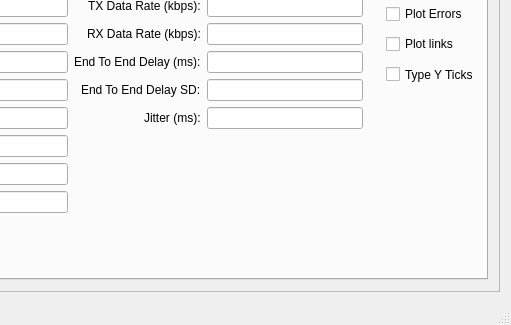
Qt form src/gui/mainwindow.ui (dcentelles/comms_log_parser) before a commit; both pictures show x 389 to 900 and y 460 to 785 of the 900 by 785 pixel window.
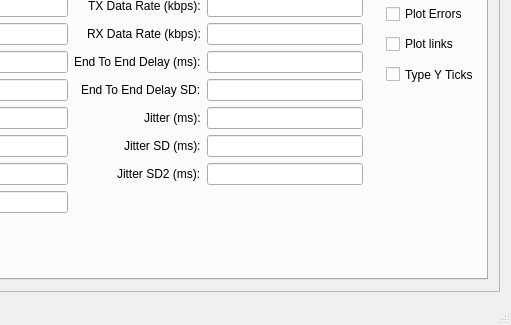
The same form after that commit.

Commit message: add jitter SD

What changed in the file:
```diff
--- a/src/gui/mainwindow.ui
+++ b/src/gui/mainwindow.ui
@@ -41,7 +41,7 @@
          <x>0</x>
          <y>0</y>
          <width>880</width>
-         <height>677</height>
+         <height>673</height>
         </rect>
        </property>
        <property name="minimumSize">
@@ -1117,6 +1117,40 @@
                  </property>
                 </widget>
                </item>
+               <item row="5" column="0">
+                <widget class="QLabel" name="label_37">
+                 <property name="text">
+                  <string>Jitter SD (ms):</string>
+                 </property>
+                </widget>
+               </item>
+               <item row="5" column="1">
+                <widget class="QLineEdit" name="dl_jitter_sd">
+                 <property name="minimumSize">
+                  <size>
+                   <width>70</width>
+                   <height>0</height>
+                  </size>
+                 </property>
+                </widget>
+               </item>
+               <item row="6" column="0">
+                <widget class="QLabel" name="label_38">
+                 <property name="text">
+                  <string>Jitter SD2 (ms):</string>
+                 </property>
+                </widget>
+               </item>
+               <item row="6" column="1">
+                <widget class="QLineEdit" name="dl_jitter_sd2">
+                 <property name="minimumSize">
+                  <size>
+                   <width>70</width>
+                   <height>0</height>
+                  </size>
+                 </property>
+                </widget>
+               </item>
               </layout>
              </item>
             </layout>
```
Left out of the diff: 2 changed lines with no effect on the pictures. The commit also changes 3 other files.
